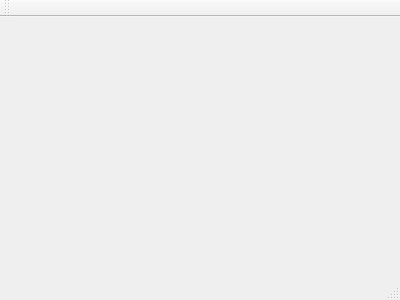
Qt form mainwindow.ui (takahikok/ARPISTA) before a commit.
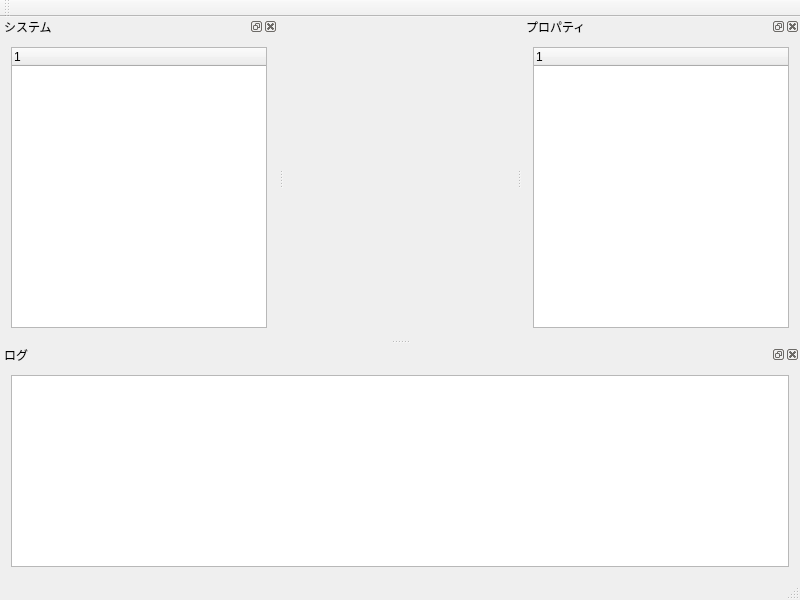
The same form after that commit.

```diff
--- a/mainwindow.ui
+++ b/mainwindow.ui
@@ -1,24 +1,96 @@
 <ui version="4.0">
  <class>MainWindow</class>
- <widget class="QMainWindow" name="MainWindow" >
-  <property name="geometry" >
+ <widget class="QMainWindow" name="MainWindow">
+  <property name="geometry">
    <rect>
     <x>0</x>
     <y>0</y>
-    <width>400</width>
-    <height>300</height>
+    <width>800</width>
+    <height>600</height>
    </rect>
   </property>
   <property name="windowTitle" >
    <string>MainWindow</string>
   </property>
-  <widget class="QMenuBar" name="menuBar" />
-  <widget class="QToolBar" name="mainToolBar" />
-  <widget class="QWidget" name="centralWidget" />
-  <widget class="QStatusBar" name="statusBar" />
+  <widget class="QWidget" name="centralWidget"/>
+  <widget class="QMenuBar" name="menuBar">
+   <property name="geometry">
+    <rect>
+     <x>0</x>
+     <y>0</y>
+     <width>800</width>
+     <height>24</height>
+    </rect>
+   </property>
+  </widget>
+  <widget class="QToolBar" name="mainToolBar">
+   <attribute name="toolBarArea">
+    <enum>TopToolBarArea</enum>
+   </attribute>
+   <attribute name="toolBarBreak">
+    <bool>false</bool>
+   </attribute>
+  </widget>
+  <widget class="QStatusBar" name="statusBar"/>
+  <widget class="QDockWidget" name="dockWidget_Log">
+   <property name="windowTitle">
+    <string>ログ</string>
+   </property>
+   <attribute name="dockWidgetArea">
+    <number>8</number>
+   </attribute>
+   <widget class="QWidget" name="dockWidgetContents_Log">
+    <layout class="QVBoxLayout" name="verticalLayout_3">
+     <item>
+      <widget class="QListWidget" name="listWidget_Log"/>
+     </item>
+    </layout>
+   </widget>
+  </widget>
+  <widget class="QDockWidget" name="dockWidget_Instruments">
+   <property name="windowTitle">
+    <string>システム</string>
+   </property>
+   <attribute name="dockWidgetArea">
+    <number>1</number>
+   </attribute>
+   <widget class="QWidget" name="dockWidgetContents_Instruments">
+    <layout class="QVBoxLayout" name="verticalLayout_2">
+     <item>
+      <widget class="QTreeWidget" name="treeWidget_Instruments">
+       <column>
+        <property name="text">
+         <string notr="true">1</string>
+        </property>
+       </column>
+      </widget>
+     </item>
+    </layout>
+   </widget>
+  </widget>
+  <widget class="QDockWidget" name="dockWidget_Property">
+   <property name="windowTitle">
+    <string>プロパティ</string>
+   </property>
+   <attribute name="dockWidgetArea">
+    <number>2</number>
+   </attribute>
+   <widget class="QWidget" name="dockWidgetContents_Property">
+    <layout class="QVBoxLayout" name="verticalLayout">
+     <item>
+      <widget class="QTreeWidget" name="treeWidget_Property">
+       <column>
+        <property name="text">
+         <string notr="true">1</string>
+        </property>
+       </column>
+      </widget>
+     </item>
+    </layout>
+   </widget>
+  </widget>
  </widget>
- <layoutDefault spacing="6" margin="11" />
- <pixmapfunction></pixmapfunction>
+ <layoutdefault spacing="6" margin="11"/>
  <resources/>
  <connections/>
 </ui>
```
Left out of the diff: 3 changed lines with no effect on the pictures.
